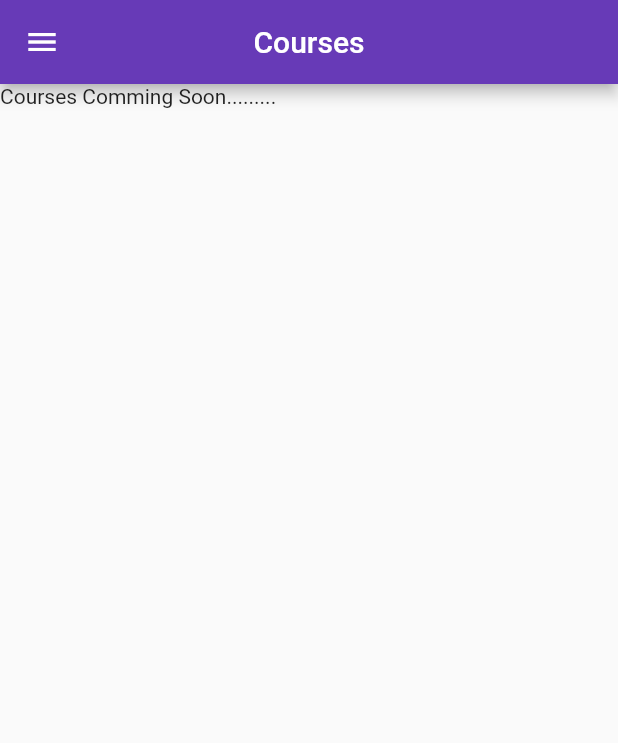
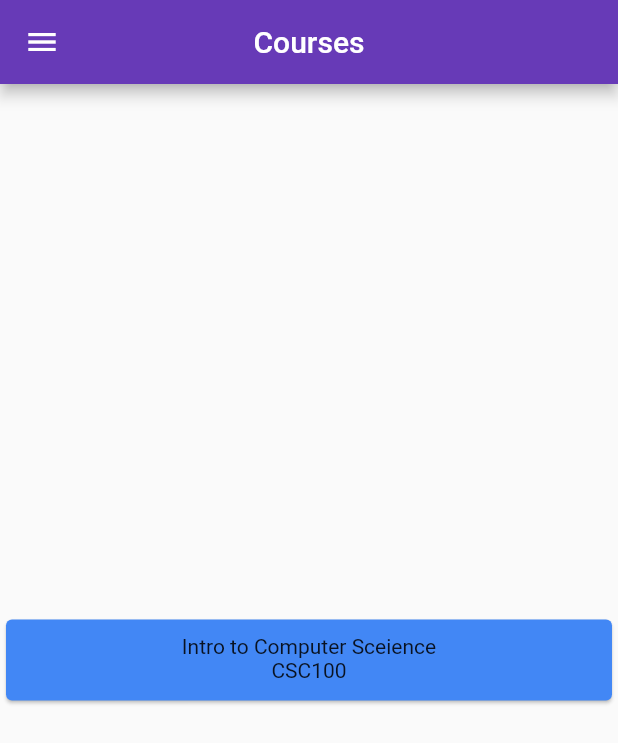
Before and after one commit to owais635/Planner_Flutter_Web, a Flutter app: the CoursesScreen screen opened directly, on a phone screen of 412 x 824 dp. Shown: the top 743 px of the screen. Run offline on Flutter 3.47's test engine with Material 2 defaults, Android fonts, the phone set to English and light mode, and no system bars; missing offline and left inert: flutter_web.

Commit message:
made utils file & course item

```diff
--- a/lib/screens/courses_screen.dart
+++ b/lib/screens/courses_screen.dart
@@ -1,6 +1,7 @@
 import 'package:flutter_web/material.dart';
 
 import '../widgets/app_drawer.dart';
+import '../widgets/course_item.dart';
 
 class CoursesScreen extends StatelessWidget {
   @override
@@ -11,6 +12,6 @@ class CoursesScreen extends StatelessWidget {
           centerTitle: true,
         ),
         drawer: AppDrawer(),
-        body: Text("Courses Comming Soon........."));
+        body: Center(child: CourseItem()));
   }
 }
--- /dev/null
+++ b/lib/utils.dart
@@ -0,0 +1,11 @@
+import 'package:flutter_web/material.dart';
+
+// No native way to use hex colours.
+// https://stackoverflow.com/a/53905427
+convertHexColour(String hexColor) {
+  hexColor = hexColor.toUpperCase().replaceAll("#", "");
+  if (hexColor.length == 6) {
+    hexColor = "FF" + hexColor;
+  }
+  return Color(int.parse(hexColor, radix: 16));
+}
--- /dev/null
+++ b/lib/widgets/course_item.dart
@@ -0,0 +1,32 @@
+import 'package:flutter_web/material.dart';
+
+import '../utils.dart';
+
+class CourseItem extends StatelessWidget {
+  static final String courseName = "Intro to Computer Sceience";
+  static final String courseCode = "CSC100";
+  static final String courseColour = "#4287f5";
+
+  @override
+  Widget build(BuildContext context) {
+    return Card(
+      color: convertHexColour(courseColour),
+      child: Padding(
+          padding: const EdgeInsets.all(10),
+          child: Column(
+            mainAxisSize: MainAxisSize.min,
+            children: <Widget>[
+              Text(courseName),
+              Text(courseCode),
+              // Expanded(
+              // child:
+              Container(
+                color: convertHexColour(courseColour),
+                padding: const EdgeInsets.symmetric(vertical: 1),
+              )
+              // )
+            ],
+          )),
+    );
+  }
+}
--- a/lib/widgets/task_item.dart
+++ b/lib/widgets/task_item.dart
@@ -1,4 +1,6 @@
 import 'package:flutter_web/material.dart';
+
+import '../utils.dart';
 
 class TaskItem extends StatelessWidget {
   final String name = 'Task Name';
@@ -10,16 +12,6 @@ class TaskItem extends StatelessWidget {
   final courseColor = "#4287f5";
 
   static final rowPadding = EdgeInsets.only(bottom: 3, right: 4, left: 4);
-
-  // No native way to use hex colours.
-  // https://stackoverflow.com/a/53905427
-  static convertHexColour(String hexColor) {
-    hexColor = hexColor.toUpperCase().replaceAll("#", "");
-    if (hexColor.length == 6) {
-      hexColor = "FF" + hexColor;
-    }
-    return Color(int.parse(hexColor, radix: 16));
-  }
 
   Widget build(BuildContext context) {
     return Padding(
```
